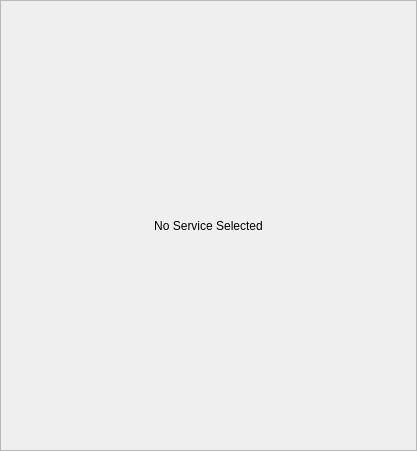
The window that ui/ServiceInspector.ui (dmzgroup/css) describes before a commit, drawn with Qt 5.
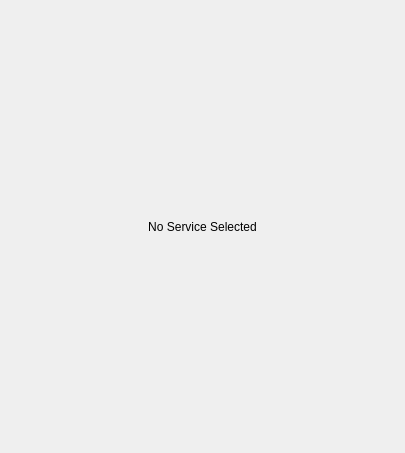
The same window after the commit.

Patch:
```diff
--- a/ui/ServiceInspector.ui
+++ b/ui/ServiceInspector.ui
@@ -1,24 +1,18 @@
 <?xml version="1.0" encoding="UTF-8"?>
 <ui version="4.0">
  <class>Frame</class>
- <widget class="QFrame" name="Frame">
+ <widget class="QWidget" name="Frame">
   <property name="geometry">
    <rect>
     <x>0</x>
     <y>0</y>
-    <width>417</width>
-    <height>451</height>
+    <width>405</width>
+    <height>453</height>
    </rect>
   </property>
   <property name="windowTitle">
    <string>Service Inspector</string>
   </property>
-  <property name="frameShape">
-   <enum>QFrame::StyledPanel</enum>
-  </property>
-  <property name="frameShadow">
-   <enum>QFrame::Raised</enum>
-  </property>
   <layout class="QVBoxLayout" name="verticalLayout">
    <property name="margin">
     <number>0</number>
```
